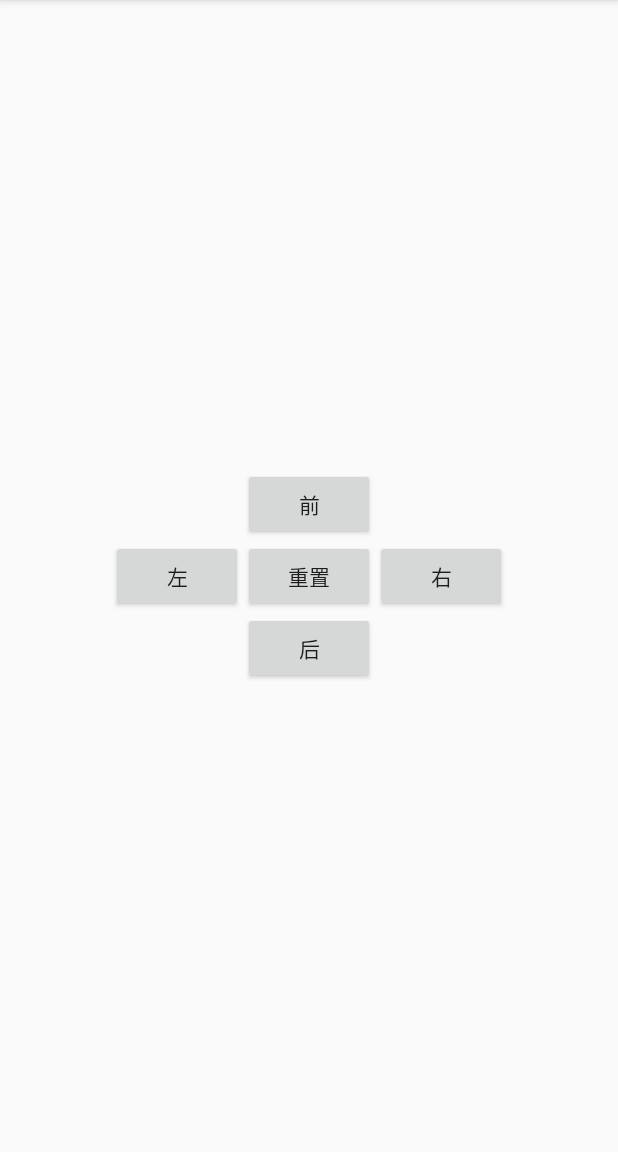
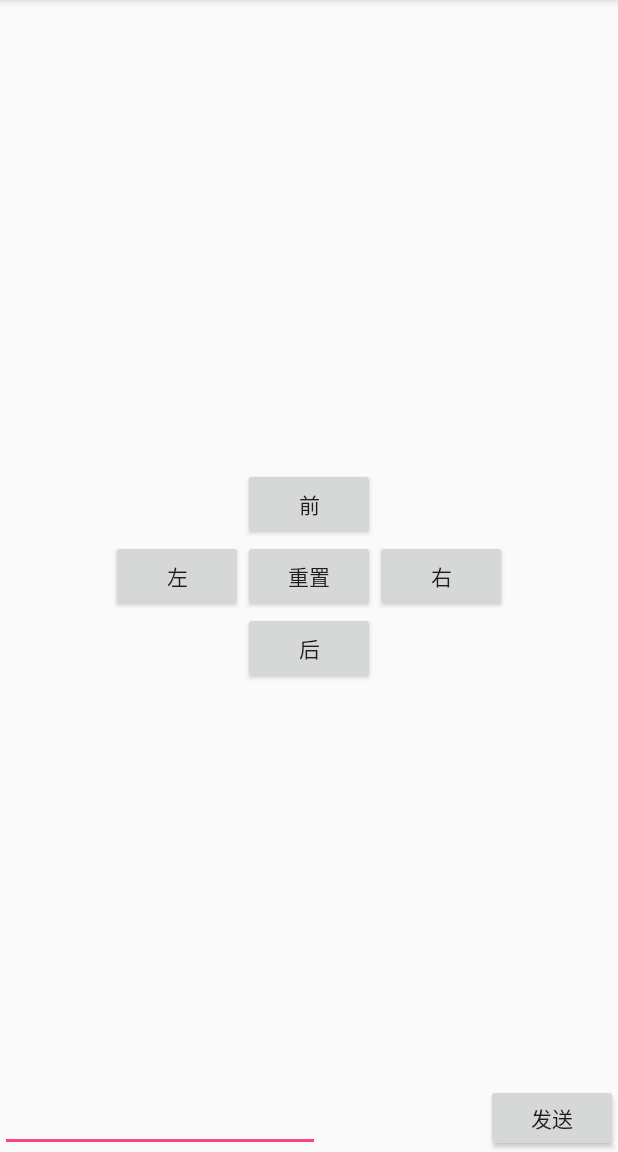
Before and after one commit to likole/NavController, an Android app: the screen it shows after launch (MainActivity), on a phone screen of 412 x 824 dp, the part 84-1236 px from its top. Run offline under Robolectric (Android 15) with nearby library versions, the phone set to English and light mode, and no system bars.

Commit message:
add text area

```diff
--- a/app/src/main/java/cn/likole/navcontroller/MainActivity.java
+++ b/app/src/main/java/cn/likole/navcontroller/MainActivity.java
@@ -4,6 +4,7 @@ package cn.likole.navcontroller;
 import android.support.v7.app.AppCompatActivity;
         import android.view.View;
         import android.widget.Button;
+        import android.widget.EditText;
 
 public class MainActivity extends AppCompatActivity implements View.OnClickListener {
 
@@ -12,6 +13,8 @@ public class MainActivity extends AppCompatActivity implements View.OnClickListe
     private Button button_b;
     private Button button_l;
     private Button button_r;
+    private Button button_s;
+    private EditText editText;
 
     private Client client;
 
@@ -35,6 +38,8 @@ public class MainActivity extends AppCompatActivity implements View.OnClickListe
         button_r= (Button) findViewById(R.id.button_r);
         button_f= (Button) findViewById(R.id.button_fd);
         button_b= (Button) findViewById(R.id.button_bk);
+        button_s= (Button) findViewById(R.id.button_send);
+        editText= (EditText) findViewById(R.id.editText);
     }
 
     private void setListener(){
@@ -43,6 +48,7 @@ public class MainActivity extends AppCompatActivity implements View.OnClickListe
         button_r.setOnClickListener(this);
         button_b.setOnClickListener(this);
         button_f.setOnClickListener(this);
+        button_s.setOnClickListener(this);
     }
 
     @Override
@@ -93,6 +99,15 @@ public class MainActivity extends AppCompatActivity implements View.OnClickListe
                     }
                 }).start();
                 break;
+            case R.id.button_send:
+                new Thread(new Runnable() {
+                    @Override
+                    public void run() {
+                        client.setMsg(editText.getText().toString());
+                        client.sendMessage();
+                    }
+                }).start();
+                break;
         }
     }
 }
--- a/app/src/main/res/layout/activity_main.xml
+++ b/app/src/main/res/layout/activity_main.xml
@@ -61,4 +61,24 @@
 
     </LinearLayout>
 
+    <EditText
+        android:id="@+id/editText"
+        android:layout_width="wrap_content"
+        android:layout_height="wrap_content"
+        android:layout_alignParentLeft="true"
+        android:layout_alignParentStart="true"
+        android:layout_alignParentBottom="true"
+        android:ems="10"
+        android:inputType="textPersonName"
+        android:text="" />
+
+    <Button
+        android:id="@+id/button_send"
+        android:layout_width="wrap_content"
+        android:layout_height="wrap_content"
+        android:layout_alignParentEnd="true"
+        android:layout_alignParentRight="true"
+        android:layout_alignTop="@+id/editText"
+        android:text="发送" />
+
 </RelativeLayout>
```
